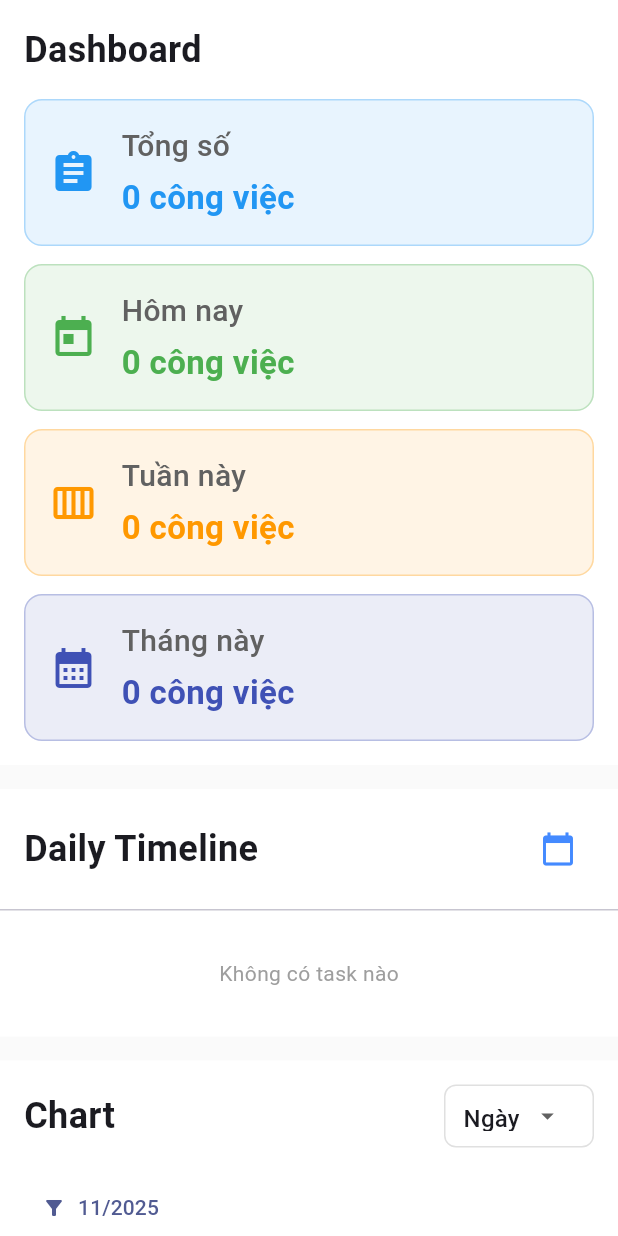
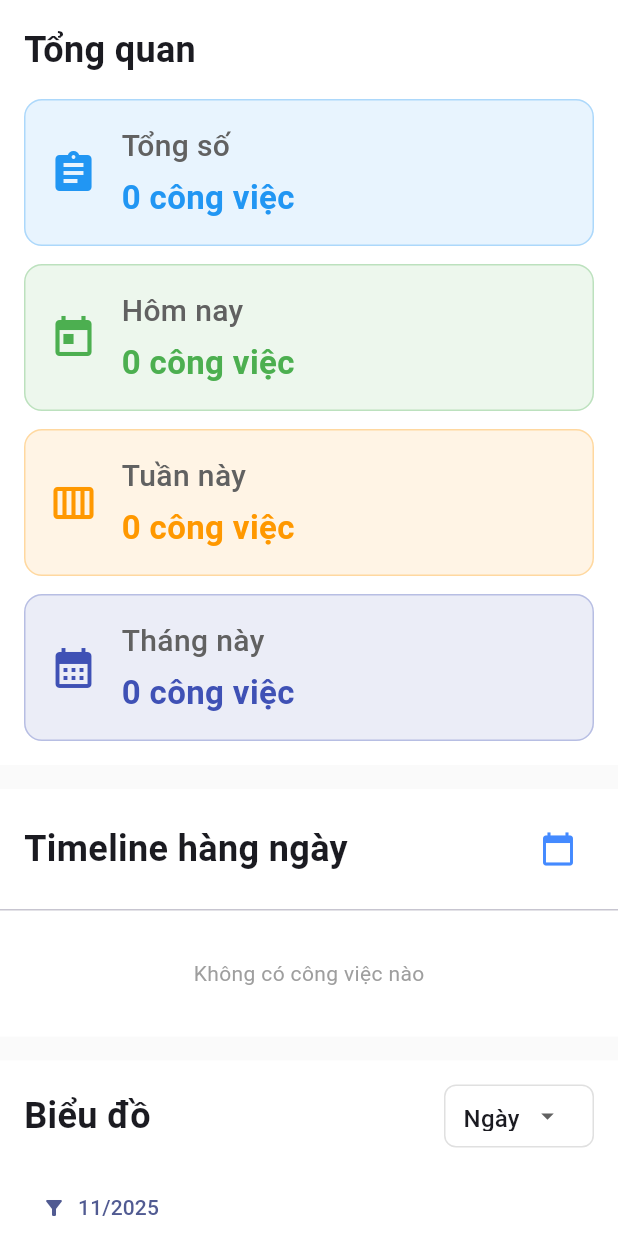
Before and after one commit to lenguyen-it/team_task_manager_project, a Flutter app: the ManagerChartScreen screen opened directly, on a phone screen of 412 x 824 dp. Run offline on Flutter 3.47's test engine with Material 3 defaults, Android fonts, the phone set to English and light mode, and no system bars; drawn by our look-alikes of dropdown_button2; our stand-ins replace file_picker, fl_chart, flutter_dotenv, flutter_secure_storage, image_picker, shared_preferences and 2 more; accounts and stored records are empty.

Commit message:
sủa tiếng anh, sang tiếng việt

```diff
--- a/task_team_frontend_mobile/lib/screens/manager/manager_chart_screen.dart
+++ b/task_team_frontend_mobile/lib/screens/manager/manager_chart_screen.dart
@@ -385,7 +385,7 @@ class _ManagerChartScreenState extends State<ManagerChartScreen> {
         crossAxisAlignment: CrossAxisAlignment.start,
         children: [
           const Text(
-            'Dashboard',
+            'Tổng quan',
             style: TextStyle(fontSize: 24, fontWeight: FontWeight.bold),
           ),
           const SizedBox(height: 16),
@@ -493,7 +493,7 @@ class _ManagerChartScreenState extends State<ManagerChartScreen> {
               mainAxisAlignment: MainAxisAlignment.spaceBetween,
               children: [
                 const Text(
-                  'Daily Timeline',
+                  'Timeline hàng ngày',
                   style: TextStyle(fontSize: 24, fontWeight: FontWeight.bold),
                 ),
                 IconButton(
@@ -509,7 +509,7 @@ class _ManagerChartScreenState extends State<ManagerChartScreen> {
             const Padding(
               padding: EdgeInsets.all(32),
               child: Center(
-                child: Text('Không có task nào',
+                child: Text('Không có công việc nào',
                     style: TextStyle(color: Colors.grey)),
               ),
             )
@@ -771,7 +771,7 @@ class _ManagerChartScreenState extends State<ManagerChartScreen> {
             mainAxisAlignment: MainAxisAlignment.spaceBetween,
             children: [
               const Text(
-                'Chart',
+                'Biểu đồ',
                 style: TextStyle(fontSize: 24, fontWeight: FontWeight.bold),
               ),
               Container(
@@ -1438,7 +1438,7 @@ class _ManagerChartScreenState extends State<ManagerChartScreen> {
           Row(
             children: [
               const Text(
-                'Deadline',
+                'Công việc gần đến hạn',
                 style: TextStyle(fontSize: 24, fontWeight: FontWeight.bold),
               ),
               const SizedBox(width: 8),
@@ -1614,7 +1614,7 @@ class _ManagerChartScreenState extends State<ManagerChartScreen> {
         crossAxisAlignment: CrossAxisAlignment.start,
         children: [
           const Text(
-            'WorkLoad',
+            'Phân bổ công việc',
             style: TextStyle(fontSize: 24, fontWeight: FontWeight.bold),
           ),
           const SizedBox(height: 4),
```
